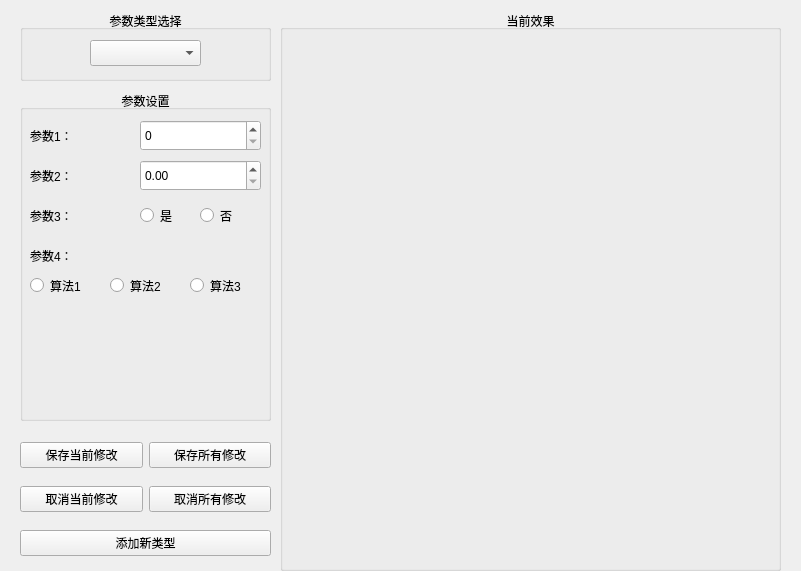
Qt form SettingSubWindow.ui (kanyuanzhi/pyqt-template) before a commit.
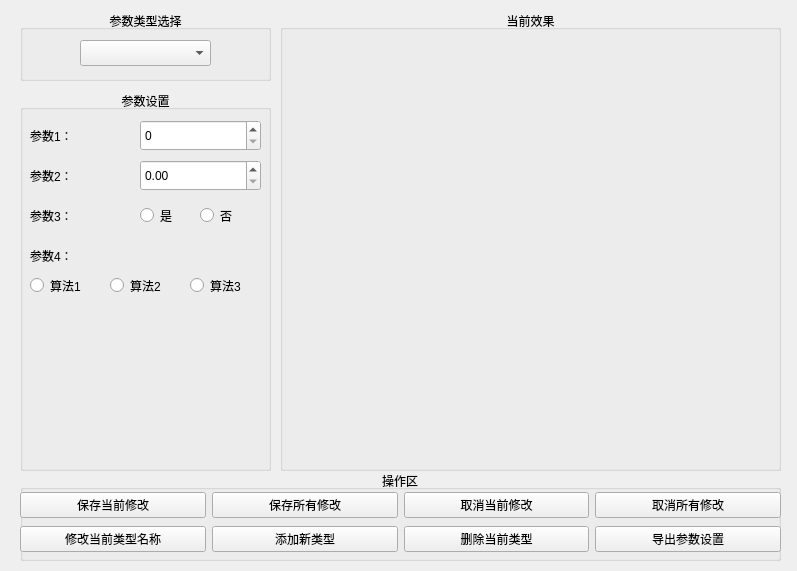
The same form after that commit.

Commit message: 完善参数设置界面的功能

Patch:
```diff
--- a/SettingSubWindow.ui
+++ b/SettingSubWindow.ui
@@ -6,7 +6,7 @@
    <rect>
     <x>0</x>
     <y>0</y>
-    <width>801</width>
+    <width>797</width>
     <height>571</height>
    </rect>
   </property>
@@ -19,7 +19,7 @@
      <x>20</x>
      <y>90</y>
      <width>251</width>
-     <height>331</height>
+     <height>381</height>
     </rect>
    </property>
    <property name="title">
@@ -175,7 +175,7 @@
      <x>280</x>
      <y>10</y>
      <width>501</width>
-     <height>561</height>
+     <height>461</height>
     </rect>
    </property>
    <property name="title">
@@ -203,68 +203,144 @@
    <widget class="QComboBox" name="comboBox">
     <property name="geometry">
      <rect>
-      <x>70</x>
+      <x>60</x>
       <y>30</y>
-      <width>111</width>
+      <width>131</width>
       <height>26</height>
      </rect>
     </property>
    </widget>
   </widget>
-  <widget class="QWidget" name="horizontalLayoutWidget">
+  <widget class="QGroupBox" name="groupBox_6">
    <property name="geometry">
     <rect>
      <x>20</x>
-     <y>430</y>
-     <width>251</width>
-     <height>141</height>
+     <y>470</y>
+     <width>761</width>
+     <height>91</height>
     </rect>
    </property>
-   <layout class="QVBoxLayout" name="verticalLayout">
+   <property name="title">
+    <string>操作区</string>
+   </property>
+   <property name="alignment">
+    <set>Qt::AlignCenter</set>
+   </property>
+   <widget class="QWidget" name="horizontalLayoutWidget_5">
+    <property name="geometry">
+     <rect>
+      <x>-240</x>
+      <y>360</y>
+      <width>595</width>
+      <height>80</height>
+     </rect>
+    </property>
+    <layout class="QHBoxLayout" name="horizontalLayout_4">
     <item>
-     <layout class="QHBoxLayout" name="horizontalLayout">
+      <widget class="QPushButton" name="pushButtonSaveCurrent_2">
+       <property name="text">
+        <string>保存当前修改</string>
+       </property>
+      </widget>
+     </item>
       <item>
+      <widget class="QPushButton" name="pushButtoSaveAll_2">
+       <property name="text">
+        <string>保存所有修改</string>
+       </property>
+      </widget>
+     </item>
+     <item>
+      <widget class="QPushButton" name="pushButtonCancelCurrent_2">
+       <property name="text">
+        <string>取消当前修改</string>
+       </property>
+      </widget>
+     </item>
+     <item>
+      <widget class="QPushButton" name="pushButtonCancelAll_2">
+       <property name="text">
+        <string>取消所有修改</string>
+       </property>
+      </widget>
+     </item>
+     <item>
+      <widget class="QPushButton" name="pushButton_2">
+       <property name="text">
+        <string>添加新类型</string>
+       </property>
+      </widget>
+     </item>
+    </layout>
+   </widget>
+   <widget class="QWidget" name="gridLayoutWidget">
+    <property name="geometry">
+     <rect>
+      <x>0</x>
+      <y>20</y>
+      <width>761</width>
+      <height>66</height>
+     </rect>
+    </property>
+    <layout class="QGridLayout" name="gridLayout">
+     <item row="0" column="0">
        <widget class="QPushButton" name="pushButtonSaveCurrent">
         <property name="text">
          <string>保存当前修改</string>
         </property>
        </widget>
       </item>
-      <item>
+     <item row="0" column="3">
+      <widget class="QPushButton" name="pushButtonCancelAll">
+       <property name="text">
+        <string>取消所有修改</string>
+       </property>
+      </widget>
+     </item>
+     <item row="0" column="1">
        <widget class="QPushButton" name="pushButtoSaveAll">
         <property name="text">
          <string>保存所有修改</string>
         </property>
        </widget>
       </item>
-     </layout>
-    </item>
-    <item>
-     <layout class="QHBoxLayout" name="horizontalLayout_2">
-      <item>
+     <item row="0" column="2">
        <widget class="QPushButton" name="pushButtonCancelCurrent">
         <property name="text">
          <string>取消当前修改</string>
         </property>
        </widget>
       </item>
-      <item>
-       <widget class="QPushButton" name="pushButtonCancelAll">
+     <item row="1" column="0">
+      <widget class="QPushButton" name="pushButtonUpdateName">
         <property name="text">
-         <string>取消所有修改</string>
+        <string>修改当前类型名称</string>
         </property>
        </widget>
       </item>
-     </layout>
-    </item>
-    <item>
-     <widget class="QPushButton" name="pushButton">
+     <item row="1" column="1">
+      <widget class="QPushButton" name="pushButtonAddSetting">
       <property name="text">
        <string>添加新类型</string>
       </property>
      </widget>
     </item>
-   </layout>
+     <item row="1" column="2">
+      <widget class="QPushButton" name="pushButtonDeleteSetting">
+       <property name="text">
+        <string>删除当前类型</string>
+       </property>
+      </widget>
+     </item>
+     <item row="1" column="3">
+      <widget class="QPushButton" name="pushButtonImportSettings">
+       <property name="text">
+        <string>导出参数设置</string>
+       </property>
+      </widget>
+     </item>
+    </layout>
+   </widget>
   </widget>
  </widget>
  <resources/>
```
Lines whose indentation alone changed are shown as unchanged. The commit also changes 11 other files.
